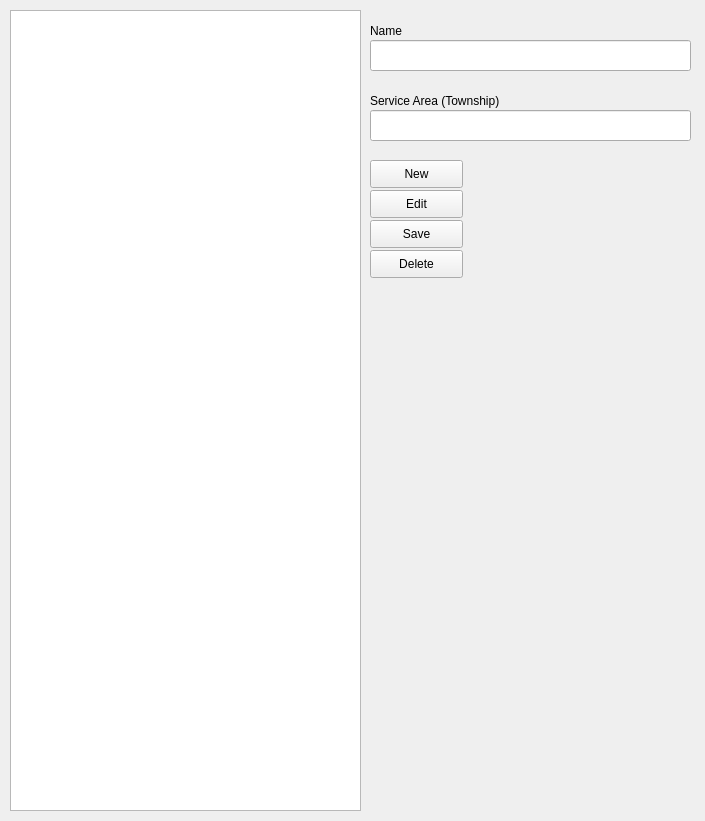
This is app/src/pages/settings/officer.ui in DY-Microfinance-Customer-Management/dymf-algorithm as Qt 5 draws it before an edit. The edited form follows.
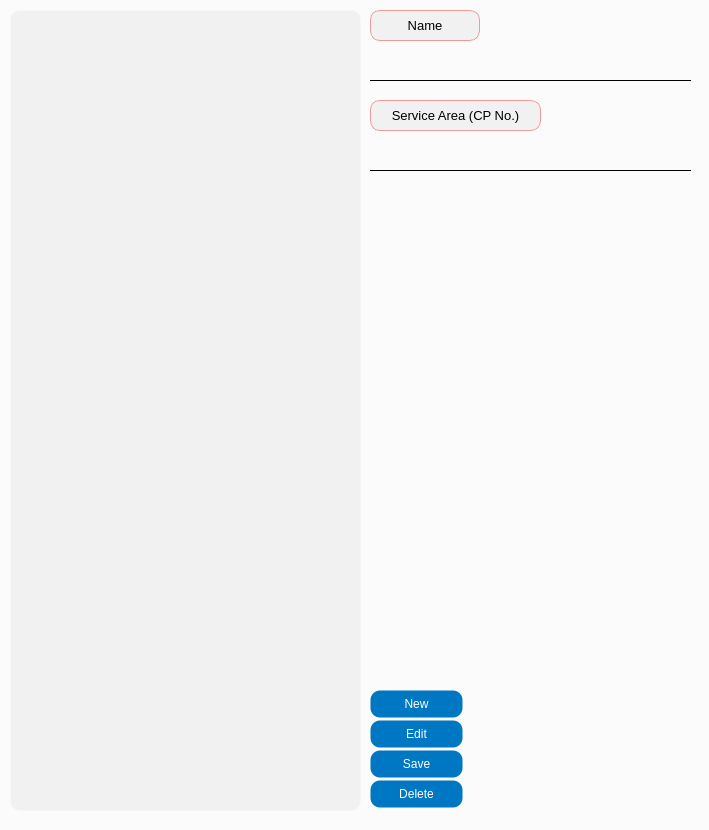
This is the edited form.

```diff
--- a/app/src/pages/settings/officer.ui
+++ b/app/src/pages/settings/officer.ui
@@ -6,13 +6,49 @@
    <rect>
     <x>0</x>
     <y>0</y>
-    <width>705</width>
-    <height>821</height>
+    <width>709</width>
+    <height>830</height>
    </rect>
   </property>
   <property name="windowTitle">
    <string>Loan Officer Management</string>
   </property>
+  <property name="styleSheet">
+   <string notr="true">QWidget {
+	background-color: #fbfbfb;
+}
+
+QTableView {
+	background-color: #f1f1f1;
+	border: 1px solid transparent;
+	border-radius: 10px;
+}
+
+QPushButton {
+    background-color: #0077c2;
+    color: white;
+    border: 1px solid transparent;
+    border-radius: 10px;
+    padding: 5px 10px;
+}
+
+QPushButton:hover {
+    border: 1px solid white;
+}
+
+QPushButton:pressed {
+    background-color: #005f9e;
+    padding-top: 6px;
+    padding-bottom: 4px;
+}
+
+QPushButton:disabled {
+    background-color: lightgray;
+    color: gray;
+    border: 1px solid gray;
+}
+</string>
+  </property>
   <widget class="QWidget" name="centralwidget">
    <widget class="QTableView" name="officerTable">
     <property name="geometry">
@@ -28,7 +64,7 @@
     <property name="geometry">
      <rect>
       <x>370</x>
-      <y>160</y>
+      <y>690</y>
       <width>93</width>
       <height>28</height>
      </rect>
@@ -41,7 +77,7 @@
     <property name="geometry">
      <rect>
       <x>370</x>
-      <y>220</y>
+      <y>750</y>
       <width>93</width>
       <height>28</height>
      </rect>
@@ -54,7 +90,7 @@
     <property name="geometry">
      <rect>
       <x>370</x>
-      <y>190</y>
+      <y>720</y>
       <width>93</width>
       <height>28</height>
      </rect>
@@ -67,7 +103,7 @@
     <property name="geometry">
      <rect>
       <x>370</x>
-      <y>250</y>
+      <y>780</y>
       <width>93</width>
       <height>28</height>
      </rect>
@@ -80,46 +116,134 @@
     <property name="geometry">
      <rect>
       <x>370</x>
-      <y>40</y>
+      <y>50</y>
       <width>321</width>
       <height>31</height>
      </rect>
     </property>
-   </widget>
-   <widget class="QLabel" name="label_2">
-    <property name="geometry">
-     <rect>
-      <x>370</x>
-      <y>20</y>
-      <width>111</width>
-      <height>21</height>
-     </rect>
-    </property>
-    <property name="text">
-     <string>Name</string>
+    <property name="styleSheet">
+     <string notr="true">QLineEdit {
+    border: none;
+    border-bottom: 1px solid black;
+    background-color: transparent;
+    color: black;
+}
+
+QLineEdit:disabled {
+    border: none;
+    border-bottom: 1px solid lightgray;
+    background-color: lightgray;
+    color: lightgray;
+}
+</string>
     </property>
    </widget>
    <widget class="QLineEdit" name="officerServiceArea">
     <property name="geometry">
      <rect>
       <x>370</x>
-      <y>110</y>
+      <y>140</y>
       <width>321</width>
       <height>31</height>
      </rect>
     </property>
+    <property name="styleSheet">
+     <string notr="true">QLineEdit {
+    border: none;
+    border-bottom: 1px solid black;
+    background-color: transparent;
+    color: black;
+}
+
+QLineEdit:disabled {
+    border: none;
+    border-bottom: 1px solid lightgray;
+    background-color: lightgray;
+    color: lightgray;
+}
+</string>
+    </property>
    </widget>
    <widget class="QLabel" name="label_3">
     <property name="geometry">
      <rect>
       <x>370</x>
-      <y>90</y>
+      <y>100</y>
       <width>171</width>
-      <height>21</height>
+      <height>31</height>
      </rect>
     </property>
+    <property name="minimumSize">
+     <size>
+      <width>110</width>
+      <height>0</height>
+     </size>
+    </property>
+    <property name="maximumSize">
+     <size>
+      <width>16777215</width>
+      <height>16777215</height>
+     </size>
+    </property>
+    <property name="font">
+     <font>
+      <pointsize>10</pointsize>
+     </font>
+    </property>
+    <property name="styleSheet">
+     <string notr="true">background-color:rgb(241, 241, 241);
+border: 1px solid #ef9a9a;
+border-radius: 10px;</string>
+    </property>
+    <property name="frameShape">
+     <enum>QFrame::Box</enum>
+    </property>
     <property name="text">
-     <string>Service Area (Township)</string>
+     <string>Service Area (CP No.)</string>
+    </property>
+    <property name="alignment">
+     <set>Qt::AlignCenter</set>
+    </property>
+   </widget>
+   <widget class="QLabel" name="label_34">
+    <property name="geometry">
+     <rect>
+      <x>370</x>
+      <y>10</y>
+      <width>110</width>
+      <height>31</height>
+     </rect>
+    </property>
+    <property name="minimumSize">
+     <size>
+      <width>110</width>
+      <height>0</height>
+     </size>
+    </property>
+    <property name="maximumSize">
+     <size>
+      <width>110</width>
+      <height>16777215</height>
+     </size>
+    </property>
+    <property name="font">
+     <font>
+      <pointsize>10</pointsize>
+     </font>
+    </property>
+    <property name="styleSheet">
+     <string notr="true">background-color:rgb(241, 241, 241);
+border: 1px solid #ef9a9a;
+border-radius: 10px;</string>
+    </property>
+    <property name="frameShape">
+     <enum>QFrame::Box</enum>
+    </property>
+    <property name="text">
+     <string>Name</string>
+    </property>
+    <property name="alignment">
+     <set>Qt::AlignCenter</set>
     </property>
    </widget>
   </widget>
```
Left out of the diff: 2 changed lines with no effect on the pictures.
